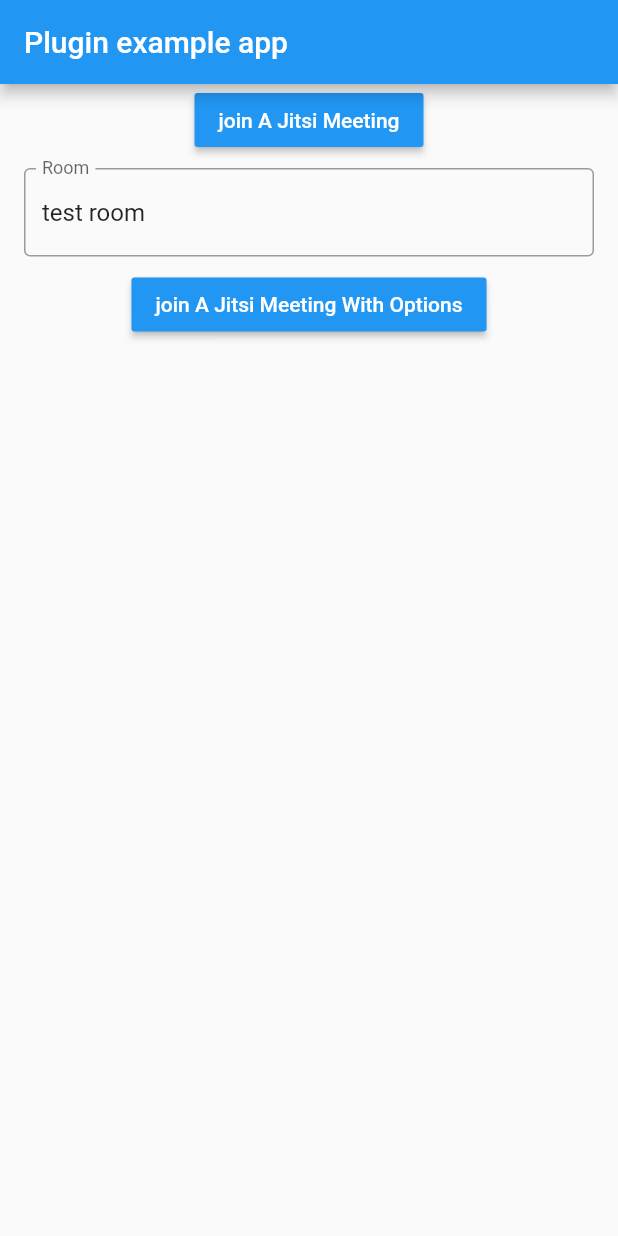
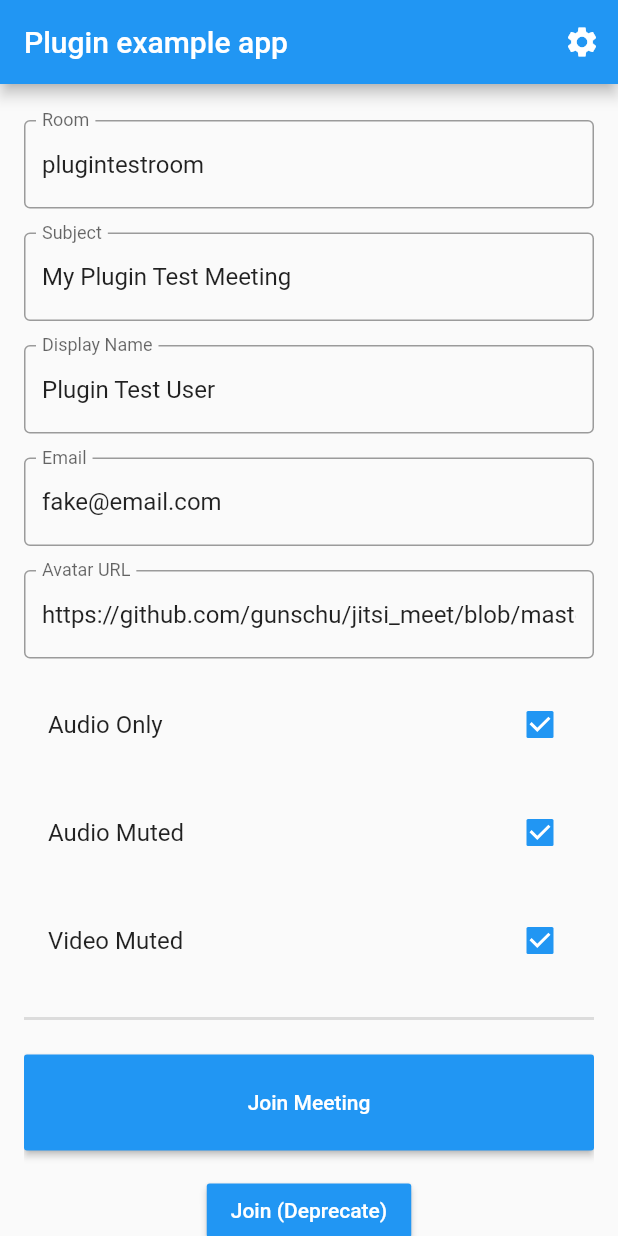
Before and after one commit to gunschu/jitsi_meet, a Flutter app: the screen it shows after launch, on a phone screen of 412 x 824 dp. Run offline on Flutter 3.47's test engine with Material 2 defaults, Android fonts, the phone set to English and light mode, and no system bars.

Commit message:
add JitsiMeetingOptions

```diff
--- a/example/lib/main.dart
+++ b/example/lib/main.dart
@@ -1,5 +1,7 @@
 import 'dart:async';
+import 'dart:math';
 
+import 'package:flutter/cupertino.dart';
 import 'package:flutter/material.dart';
 import 'package:jitsi_meet/jitsi_meet.dart';
 
@@ -11,7 +13,16 @@
 }
 
 class _MyAppState extends State<MyApp> {
-  var textController = TextEditingController(text: "test room");
+  var roomText = TextEditingController(text: "plugintestroom");
+  var subjectText = TextEditingController(text: "My Plugin Test Meeting");
+  var nameText = TextEditingController(text: "Plugin Test User");
+  var emailText = TextEditingController(text: "fake@email.com");
+  var avatarText = TextEditingController(
+      text:
+          "https://github.com/gunschu/jitsi_meet/blob/master/example/web/favicon.png");
+  var isAudioOnly = true;
+  var isAudioMuted = true;
+  var isVideoMuted = true;
 
   @override
   void initState() {
@@ -24,61 +35,184 @@
       home: Scaffold(
         appBar: AppBar(
           title: const Text('Plugin example app'),
+          actions: <Widget>[
+            PopupMenuButton(
+                icon: Icon(Icons.settings),
+                offset: Offset.fromDirection(pi / 2, 48.0),
+                itemBuilder: (context) => <PopupMenuEntry>[
+                      PopupMenuItem(
+                          child: FlatButton(
+                        child: Text("Change Server URL (TODO)"),
+                      )),
+                      PopupMenuItem(
+                          child: FlatButton(
+                        child: Text("Use Token (TODO)"),
+                      )),
+                    ]),
+          ],
         ),
-        body: Center(
+        body: Container(
+          padding: const EdgeInsets.symmetric(
+            horizontal: 16.0,
+          ),
+          child: SingleChildScrollView(
             child: Column(
               children: <Widget>[
-              MaterialButton(
-                onPressed: () {
-                  _joinMeeting();
-                },
-                child: Text(
-                  "join A Jitsi Meeting",
-                  style: TextStyle(color: Colors.white),
+                SizedBox(
+                  height: 24.0,
                 ),
-                color: Colors.blue,
-              ),
-              Container(
-                padding: const EdgeInsets.symmetric(
-                  vertical: 8.0,
-                  horizontal: 16.0,
-                ),
-                child: TextField(
-                  controller: textController,
+                TextField(
+                  controller: roomText,
                   decoration: InputDecoration(
                     border: OutlineInputBorder(),
                     labelText: "Room",
                   ),
                 ),
+                SizedBox(
+                  height: 16.0,
                 ),
-              MaterialButton(
+                TextField(
+                  controller: subjectText,
+                  decoration: InputDecoration(
+                    border: OutlineInputBorder(),
+                    labelText: "Subject",
+                  ),
+                ),
+                SizedBox(
+                  height: 16.0,
+                ),
+                TextField(
+                  controller: nameText,
+                  decoration: InputDecoration(
+                    border: OutlineInputBorder(),
+                    labelText: "Display Name",
+                  ),
+                ),
+                SizedBox(
+                  height: 16.0,
+                ),
+                TextField(
+                  controller: emailText,
+                  decoration: InputDecoration(
+                    border: OutlineInputBorder(),
+                    labelText: "Email",
+                  ),
+                ),
+                SizedBox(
+                  height: 16.0,
+                ),
+                TextField(
+                  controller: avatarText,
+                  decoration: InputDecoration(
+                    border: OutlineInputBorder(),
+                    labelText: "Avatar URL",
+                  ),
+                ),
+                SizedBox(
+                  height: 16.0,
+                ),
+                CheckboxListTile(
+                  title: Text("Audio Only"),
+                  value: isAudioOnly,
+                  onChanged: _onAudioOnlyChanged,
+                ),
+                SizedBox(
+                  height: 16.0,
+                ),
+                CheckboxListTile(
+                  title: Text("Audio Muted"),
+                  value: isAudioMuted,
+                  onChanged: _onAudioMutedChanged,
+                ),
+                SizedBox(
+                  height: 16.0,
+                ),
+                CheckboxListTile(
+                  title: Text("Video Muted"),
+                  value: isVideoMuted,
+                  onChanged: _onVideoMutedChanged,
+                ),
+                Divider(
+                  height: 48.0,
+                  thickness: 2.0,
+                ),
+                SizedBox(
+                  height: 64.0,
+                  width: double.maxFinite,
+                  child: RaisedButton(
                     onPressed: () {
-                  _joinMeetingWithOptions(textController.text);
+                      _joinMeeting();
                     },
                     child: Text(
-                  "join A Jitsi Meeting With Options",
+                      "Join Meeting",
                       style: TextStyle(color: Colors.white),
                     ),
                     color: Colors.blue,
-              )
+                  ),
+                ),
+                SizedBox(
+                  height: 16.0,
+                ),
+                MaterialButton(
+                  onPressed: () => _joinMeetingWithOptions(roomText.text),
+                  child: Text(
+                    "Join (Deprecate)",
+                    style: TextStyle(color: Colors.white),
+                  ),
+                  color: Colors.blue,
+                ),
+                SizedBox(
+                  height: 48.0,
+                ),
               ],
+            ),
           ),
         ),
       ),
     );
   }
+
+  _onAudioOnlyChanged(bool value) {
+    setState(() {
+      isAudioOnly = value;
+    });
+  }
+
+  _onAudioMutedChanged(bool value) {
+    setState(() {
+      isAudioMuted = value;
+    });
+  }
+
+  _onVideoMutedChanged(bool value) {
+    setState(() {
+      isVideoMuted = value;
+    });
   }
 
   _joinMeeting() async {
     try {
-    await JitsiMeet.joinMeeting;
+      var options = JitsiMeetingOptions()
+        ..room = roomText.text
+        ..subject = subjectText.text
+        ..userDisplayName = nameText.text
+        ..userEmail = emailText.text
+        ..userAvatarURL = avatarText.text
+        ..audioOnly = isAudioOnly
+        ..audioMuted = isAudioMuted
+        ..videoMuted = isVideoMuted;
+
+      await JitsiMeet.joinMeeting(options);
     } on TimeoutException {
       print("Timeout");
     } on DeferredLoadException {
       print("Library fails to load");
     }
   }
+}
 
+/// Deprecated
+/// Will delete later once all platform migrated
 _joinMeetingWithOptions(String roomName) async {
   try {
     String room = roomName.trim().replaceAll(" ", "").toLowerCase();
--- a/lib/jitsi_meet.dart
+++ b/lib/jitsi_meet.dart
@@ -1,22 +1,46 @@
 import 'dart:async';
 
+import 'package:flutter/foundation.dart';
 import 'package:flutter/services.dart';
 
 class JitsiMeet {
-  static const MethodChannel _channel =
-      const MethodChannel('jitsi_meet');
+  static const MethodChannel _channel = const MethodChannel('jitsi_meet');
 
   static Future<String> get platformVersion async {
     final String version = await _channel.invokeMethod('getPlatformVersion');
     return version;
   }
 
-  static Future<String> get joinMeeting async {
-    final String version = await _channel.invokeMethod('openJitsiMeet');
-    return version;
+  static Future<JitsiMeetingResponse> joinMeeting(
+      JitsiMeetingOptions options) async {
+    assert(options != null);
+    assert(options.room != null);
+    assert(options.room.trim().isNotEmpty);
+    assert(options.room.trim().length >= 3);
+
+    return await _channel
+        .invokeMethod<String>('joinMeeting', <String, dynamic>{
+          'serverURL': options.serverURL,
+          'room': options.room,
+          'subject': options.subject,
+          'token': options.token,
+          'audioMuted': options.audioMuted,
+          'audioOnly': options.audioOnly,
+          'videoMuted': options.videoMuted,
+          'userDisplayName': options.userDisplayName,
+          'userEmail': options.userEmail,
+          'userAvatarURL': options.userAvatarURL,
+        })
+        .then((message) =>
+            JitsiMeetingResponse(isSuccess: true, message: message))
+        .catchError((error) {
+          debugPrint("error: $error, type: ${error.runtimeType}");
+          return JitsiMeetingResponse(isSuccess: false, message: error.message);
+        });
   }
 
-  static Future<String> joinMeetingWithOptions(String roomName, String subject) async {
+  static Future<String> joinMeetingWithOptions(
+      String roomName, String subject) async {
     // Errors occurring on the platform side cause invokeMethod to throw
     // PlatformExceptions.
     try {
@@ -28,6 +52,30 @@
       throw 'Unable to join ${roomName}: ${e.message}';
     }
   }
+}
 
+class JitsiMeetingResponse {
+  final bool isSuccess;
+  final String message;
+
+  JitsiMeetingResponse({this.isSuccess, this.message});
+}
+
+class JitsiMeetingOptions {
+  String serverURL;
+  String room;
+  String subject;
+  String token;
+  bool audioMuted;
+  bool audioOnly;
+  bool videoMuted;
+  String userDisplayName;
+  String userEmail;
+  String userAvatarURL;
+
+/* Not used yet, needs more research
+    Bundle colorScheme;
+    Bundle featureFlags;
+   */
 
 }
```
Also changed, not shown: 1 other file. Lines whose indentation alone changed are shown as unchanged.
